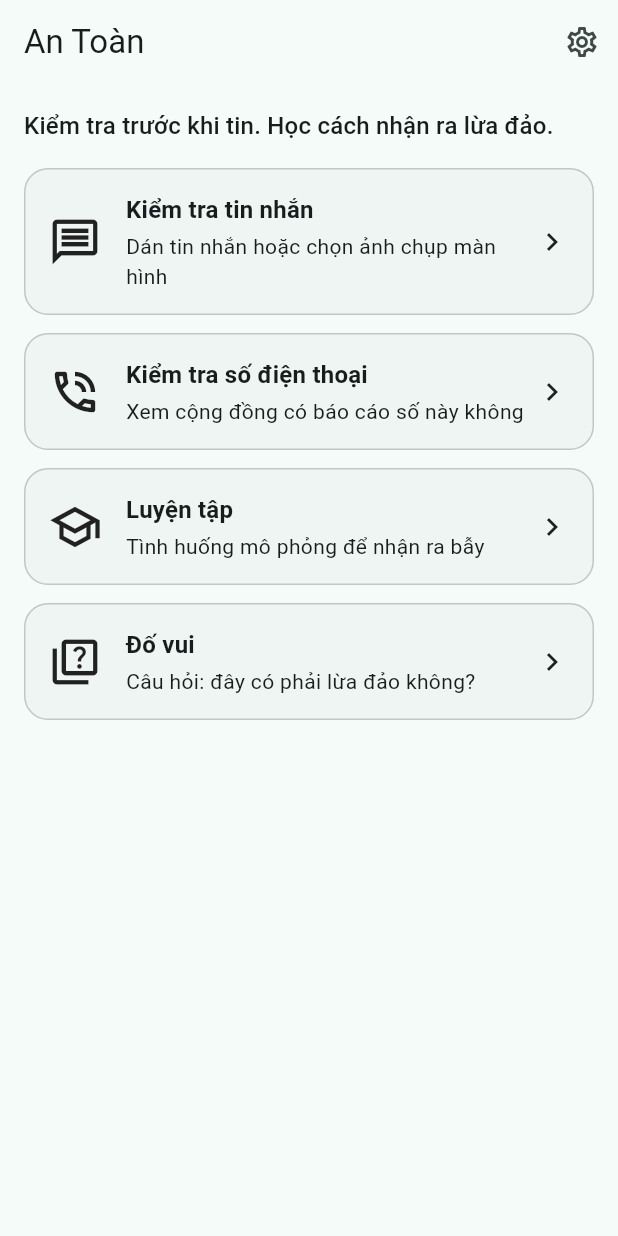
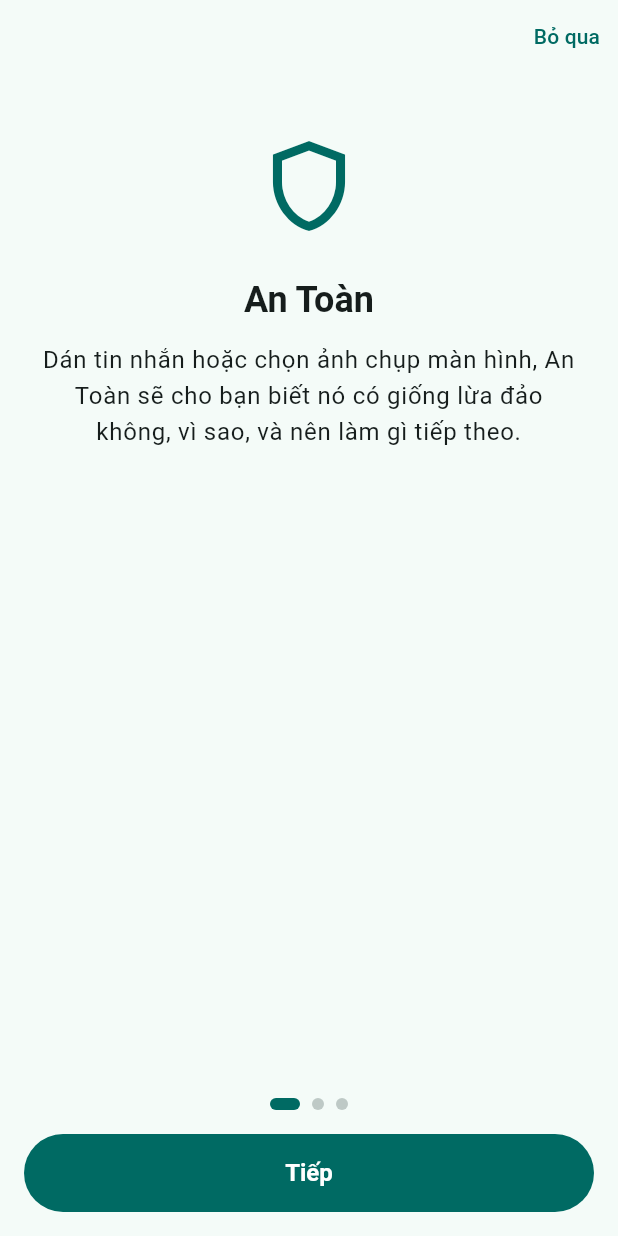
Before and after one commit to phuvo1304-alt/an-toan, a Flutter app: the screen it shows after launch, on a phone screen of 412 x 824 dp. Run offline on Flutter 3.47's test engine with Material 3 defaults, Android fonts, the phone set to English and light mode, and no system bars; our stand-ins replace flutter_riverpod, go_router, image_picker, shared_preferences.

Commit message:
Add onboarding (3 slides + router gate) and bilingual Privacy Policy page
- onboarding_provider.dart: Notifier<bool> persisted under
  "onboarding_complete" (same pattern as LocaleNotifier); main() reads the
  flag before the first frame and overrides the initial value
- Router moved into routerProvider with a redirect that sends every
  navigation to /onboarding until it is complete (guards web reloads and
  direct URLs), and back to / once it is
- onboarding_screen.dart: welcome, language (same SegmentedButton as
  Settings), privacy note + Get started (context.go). Skip jumps to the
  privacy slide, never past it
- docs/privacy-policy/index.html for GitHub Pages; Settings links to it via
  url_launcher (new dependency)
- Tests: onboarding_test.dart; quiz/phone widget tests now seed
  onboarding_complete=true so they start on Home

Co-Authored-By: Claude Opus 5.5 <noreply@anthropic.com>

```diff
--- a/lib/app/app.dart
+++ b/lib/app/app.dart
@@ -26,7 +26,7 @@ class AnToanApp extends ConsumerWidget {
         GlobalWidgetsLocalizations.delegate,
         GlobalCupertinoLocalizations.delegate,
       ],
-      routerConfig: appRouter,
+      routerConfig: ref.watch(routerProvider),
     );
   }
 }
--- a/lib/app/router.dart
+++ b/lib/app/router.dart
@@ -1,6 +1,10 @@
+import 'package:flutter/foundation.dart';
+import 'package:flutter_riverpod/flutter_riverpod.dart';
 import 'package:go_router/go_router.dart';
 
+import '../core/onboarding_provider.dart';
 import '../features/home/home_screen.dart';
+import '../features/onboarding/onboarding_screen.dart';
 import '../features/phone_checker/phone_checker_screen.dart';
 import '../features/quiz/quiz_screen.dart';
 import '../features/scam_checker/scam_checker_screen.dart';
@@ -8,9 +12,29 @@ import '../features/scam_checker/scam_result.dart';
 import '../features/scam_checker/result_screen.dart';
 import '../features/settings/settings_screen.dart';
 
-final appRouter = GoRouter(
+/// The app's router. It lives in a provider so its redirect can read the
+/// onboarding flag. Built once: the redirect reads the flag through a
+/// ValueNotifier, and refreshListenable re-runs the redirect when it changes.
+final routerProvider = Provider<GoRouter>((ref) {
+  final onboardingDone = ValueNotifier<bool>(ref.read(onboardingProvider));
+  ref.listen<bool>(onboardingProvider, (_, next) => onboardingDone.value = next);
+
+  final router = GoRouter(
+    refreshListenable: onboardingDone,
+    // Runs on EVERY navigation, including a web reload or a typed URL, so
+    // nobody can skip onboarding by going straight to "/".
+    redirect: (context, state) {
+      final atOnboarding = state.uri.path == '/onboarding';
+      if (!onboardingDone.value && !atOnboarding) return '/onboarding';
+      if (onboardingDone.value && atOnboarding) return '/';
+      return null;
+    },
     routes: [
       GoRoute(path: '/', builder: (context, state) => const HomeScreen()),
+      GoRoute(
+        path: '/onboarding',
+        builder: (context, state) => const OnboardingScreen(),
+      ),
       GoRoute(
         path: '/check',
         builder: (context, state) => const ScamCheckerScreen(),
@@ -36,3 +60,10 @@ final appRouter = GoRouter(
       ),
     ],
   );
+
+  ref.onDispose(() {
+    router.dispose();
+    onboardingDone.dispose();
+  });
+  return router;
+});
--- /dev/null
+++ b/lib/features/onboarding/onboarding_screen.dart
@@ -0,0 +1,204 @@
+import 'package:flutter/material.dart';
+import 'package:flutter_riverpod/flutter_riverpod.dart';
+import 'package:go_router/go_router.dart';
+
+import '../../core/locale_provider.dart';
+import '../../core/onboarding_provider.dart';
+import '../../l10n/app_localizations.dart';
+
+/// First-run slides: 1) what the app is, 2) language, 3) privacy note.
+/// "Skip" jumps to the privacy slide (it never skips it): users must see that
+/// their content is sent to an AI service before they start.
+class OnboardingScreen extends ConsumerStatefulWidget {
+  const OnboardingScreen({super.key});
+
+  @override
+  ConsumerState<OnboardingScreen> createState() => _OnboardingScreenState();
+}
+
+class _OnboardingScreenState extends ConsumerState<OnboardingScreen> {
+  static const _pageCount = 3;
+  final _pages = PageController();
+  int _page = 0;
+
+  @override
+  void dispose() {
+    _pages.dispose();
+    super.dispose();
+  }
+
+  void _goTo(int page) {
+    _pages.animateToPage(page,
+        duration: const Duration(milliseconds: 300), curve: Curves.easeOut);
+  }
+
+  Future<void> _finish() async {
+    await ref.read(onboardingProvider.notifier).markComplete();
+    // go = replace the whole stack, so Back cannot return to onboarding.
+    if (mounted) context.go('/');
+  }
+
+  @override
+  Widget build(BuildContext context) {
+    final t = AppLocalizations.of(context)!;
+    final isLast = _page == _pageCount - 1;
+
+    return Scaffold(
+      body: SafeArea(
+        child: Column(
+          children: [
+            Align(
+              alignment: Alignment.centerRight,
+              child: Visibility(
+                visible: !isLast,
+                maintainSize: true,
+                maintainAnimation: true,
+                maintainState: true,
+                child: TextButton(
+                  onPressed: () => _goTo(_pageCount - 1),
+                  child: Text(t.onboardingSkip),
+                ),
+              ),
+            ),
+            Expanded(
+              child: PageView(
+                controller: _pages,
+                onPageChanged: (p) => setState(() => _page = p),
+                children: const [
+                  _WelcomeSlide(),
+                  _LanguageSlide(),
+                  _PrivacySlide(),
+                ],
+              ),
+            ),
+            _Dots(count: _pageCount, current: _page),
+            Padding(
+              padding: const EdgeInsets.all(16),
+              child: SizedBox(
+                width: double.infinity,
+                child: FilledButton(
+                  onPressed: isLast ? _finish : () => _goTo(_page + 1),
+                  child: Text(isLast ? t.onboardingGetStarted : t.onboardingNext),
+                ),
+              ),
+            ),
+          ],
+        ),
+      ),
+    );
+  }
+}
+
+/// Shared layout: big icon, title, body text, optional extra widget.
+class _Slide extends StatelessWidget {
+  final IconData icon;
+  final String title;
+  final String body;
+  final Widget? extra;
+
+  const _Slide({required this.icon, required this.title, required this.body, this.extra});
+
+  @override
+  Widget build(BuildContext context) {
+    final textTheme = Theme.of(context).textTheme;
+    return SingleChildScrollView(
+      padding: const EdgeInsets.symmetric(horizontal: 24, vertical: 16),
+      child: Column(
+        children: [
+          const SizedBox(height: 24),
+          Icon(icon, size: 72, color: Theme.of(context).colorScheme.primary),
+          const SizedBox(height: 24),
+          Text(title,
+              textAlign: TextAlign.center,
+              style: textTheme.headlineSmall?.copyWith(fontWeight: FontWeight.bold)),
+          const SizedBox(height: 12),
+          Text(body, textAlign: TextAlign.center, style: textTheme.bodyLarge),
+          if (extra != null) ...[const SizedBox(height: 24), extra!],
+        ],
+      ),
+    );
+  }
+}
+
+class _WelcomeSlide extends StatelessWidget {
+  const _WelcomeSlide();
+
+  @override
+  Widget build(BuildContext context) {
+    final t = AppLocalizations.of(context)!;
+    return _Slide(
+      icon: Icons.shield_outlined,
+      title: t.appName,
+      body: t.onboardingWelcomeBody,
+    );
+  }
+}
+
+class _LanguageSlide extends ConsumerWidget {
+  const _LanguageSlide();
+
+  @override
+  Widget build(BuildContext context, WidgetRef ref) {
+    final t = AppLocalizations.of(context)!;
+    final locale = ref.watch(localeProvider);
+    return _Slide(
+      icon: Icons.translate,
+      title: t.onboardingLanguageTitle,
+      body: t.onboardingLanguageBody,
+      // Same control as in Settings.
+      extra: SegmentedButton<String>(
+        segments: [
+          ButtonSegment(value: 'vi', label: Text(t.languageVi)),
+          ButtonSegment(value: 'en', label: Text(t.languageEn)),
+        ],
+        selected: {locale.languageCode},
+        onSelectionChanged: (s) =>
+            ref.read(localeProvider.notifier).setLanguage(s.first),
+      ),
+    );
+  }
+}
+
+class _PrivacySlide extends StatelessWidget {
+  const _PrivacySlide();
+
+  @override
+  Widget build(BuildContext context) {
+    final t = AppLocalizations.of(context)!;
+    return _Slide(
+      icon: Icons.privacy_tip_outlined,
+      title: t.onboardingPrivacyTitle,
+      body: t.onboardingPrivacyBody,
+    );
+  }
+}
+
+class _Dots extends StatelessWidget {
+  final int count;
+  final int current;
+  const _Dots({required this.count, required this.current});
+
+  @override
+  Widget build(BuildContext context) {
+    final scheme = Theme.of(context).colorScheme;
+    return Semantics(
+      label: '${current + 1}/$count',
+      child: Row(
+        mainAxisAlignment: MainAxisAlignment.center,
+        children: [
+          for (var i = 0; i < count; i++)
+            AnimatedContainer(
+              duration: const Duration(milliseconds: 200),
+              margin: const EdgeInsets.symmetric(horizontal: 4),
+              width: i == current ? 20 : 8,
+              height: 8,
+              decoration: BoxDecoration(
+                color: i == current ? scheme.primary : scheme.outlineVariant,
+                borderRadius: BorderRadius.circular(4),
+              ),
+            ),
+        ],
+      ),
+    );
+  }
+}
--- a/lib/l10n/app_localizations.dart
+++ b/lib/l10n/app_localizations.dart
@@ -697,6 +697,66 @@ abstract class AppLocalizations {
   /// In vi, this message translates to:
   /// **'Khác'**
   String get phoneCatOther;
+
+  /// No description provided for @onboardingWelcomeBody.
+  ///
+  /// In vi, this message translates to:
+  /// **'Dán tin nhắn hoặc chọn ảnh chụp màn hình, An Toàn sẽ cho bạn biết nó có giống lừa đảo không, vì sao, và nên làm gì tiếp theo.'**
+  String get onboardingWelcomeBody;
+
+  /// No description provided for @onboardingLanguageTitle.
+  ///
+  /// In vi, this message translates to:
+  /// **'Chọn ngôn ngữ'**
+  String get onboardingLanguageTitle;
+
+  /// No description provided for @onboardingLanguageBody.
+  ///
+  /// In vi, this message translates to:
+  /// **'Bạn có thể đổi lại bất cứ lúc nào trong phần Cài đặt.'**
+  String get onboardingLanguageBody;
+
+  /// No description provided for @onboardingPrivacyTitle.
+  ///
+  /// In vi, this message translates to:
+  /// **'Quyền riêng tư của bạn'**
+  String get onboardingPrivacyTitle;
+
+  /// No description provided for @onboardingPrivacyBody.
+  ///
+  /// In vi, this message translates to:
+  /// **'Nội dung bạn gửi để kiểm tra sẽ được chuyển đến một dịch vụ AI để phân tích. Kết quả do AI tạo ra và có thể sai. Ứng dụng không cần đăng nhập và không thu thập thông tin cá nhân. Đừng gửi mật khẩu, mã OTP hay thông tin ngân hàng.'**
+  String get onboardingPrivacyBody;
+
+  /// No description provided for @onboardingSkip.
+  ///
+  /// In vi, this message translates to:
+  /// **'Bỏ qua'**
+  String get onboardingSkip;
+
+  /// No description provided for @onboardingNext.
+  ///
+  /// In vi, this message translates to:
+  /// **'Tiếp'**
+  String get onboardingNext;
+
+  /// No description provided for @onboardingGetStarted.
+  ///
+  /// In vi, this message translates to:
+  /// **'Bắt đầu sử dụng'**
+  String get onboardingGetStarted;
+
+  /// No description provided for @privacyPolicy.
+  ///
+  /// In vi, this message translates to:
+  /// **'Chính sách quyền riêng tư'**
+  String get privacyPolicy;
+
+  /// No description provided for @privacyPolicyOpenError.
+  ///
+  /// In vi, this message translates to:
+  /// **'Không mở được trang. Bạn có thể tự mở: {url}'**
+  String privacyPolicyOpenError(String url);
 }
 
 class _AppLocalizationsDelegate
--- a/lib/l10n/app_localizations_vi.dart
+++ b/lib/l10n/app_localizations_vi.dart
@@ -348,4 +348,39 @@ class AppLocalizationsVi extends AppLocalizations {
 
   @override
   String get phoneCatOther => 'Khác';
+
+  @override
+  String get onboardingWelcomeBody =>
+      'Dán tin nhắn hoặc chọn ảnh chụp màn hình, An Toàn sẽ cho bạn biết nó có giống lừa đảo không, vì sao, và nên làm gì tiếp theo.';
+
+  @override
+  String get onboardingLanguageTitle => 'Chọn ngôn ngữ';
+
+  @override
+  String get onboardingLanguageBody =>
+      'Bạn có thể đổi lại bất cứ lúc nào trong phần Cài đặt.';
+
+  @override
+  String get onboardingPrivacyTitle => 'Quyền riêng tư của bạn';
+
+  @override
+  String get onboardingPrivacyBody =>
+      'Nội dung bạn gửi để kiểm tra sẽ được chuyển đến một dịch vụ AI để phân tích. Kết quả do AI tạo ra và có thể sai. Ứng dụng không cần đăng nhập và không thu thập thông tin cá nhân. Đừng gửi mật khẩu, mã OTP hay thông tin ngân hàng.';
+
+  @override
+  String get onboardingSkip => 'Bỏ qua';
+
+  @override
+  String get onboardingNext => 'Tiếp';
+
+  @override
+  String get onboardingGetStarted => 'Bắt đầu sử dụng';
+
+  @override
+  String get privacyPolicy => 'Chính sách quyền riêng tư';
+
+  @override
+  String privacyPolicyOpenError(String url) {
+    return 'Không mở được trang. Bạn có thể tự mở: $url';
+  }
 }
--- a/lib/l10n/app_vi.arb
+++ b/lib/l10n/app_vi.arb
@@ -174,5 +174,22 @@
   "phoneCatLoan": "Vay tiền",
   "phoneCatShopping": "Mua bán, giao hàng",
   "phoneCatSpam": "Quảng cáo, làm phiền",
-  "phoneCatOther": "Khác"
+  "phoneCatOther": "Khác",
+  "onboardingWelcomeBody": "Dán tin nhắn hoặc chọn ảnh chụp màn hình, An Toàn sẽ cho bạn biết nó có giống lừa đảo không, vì sao, và nên làm gì tiếp theo.",
+  "onboardingLanguageTitle": "Chọn ngôn ngữ",
+  "onboardingLanguageBody": "Bạn có thể đổi lại bất cứ lúc nào trong phần Cài đặt.",
+  "onboardingPrivacyTitle": "Quyền riêng tư của bạn",
+  "onboardingPrivacyBody": "Nội dung bạn gửi để kiểm tra sẽ được chuyển đến một dịch vụ AI để phân tích. Kết quả do AI tạo ra và có thể sai. Ứng dụng không cần đăng nhập và không thu thập thông tin cá nhân. Đừng gửi mật khẩu, mã OTP hay thông tin ngân hàng.",
+  "onboardingSkip": "Bỏ qua",
+  "onboardingNext": "Tiếp",
+  "onboardingGetStarted": "Bắt đầu sử dụng",
+  "privacyPolicy": "Chính sách quyền riêng tư",
+  "privacyPolicyOpenError": "Không mở được trang. Bạn có thể tự mở: {url}",
+  "@privacyPolicyOpenError": {
+    "placeholders": {
+      "url": {
+        "type": "String"
+      }
+    }
+  }
 }
--- a/pubspec.yaml
+++ b/pubspec.yaml
@@ -42,6 +42,7 @@ dependencies:
   flutter_localizations:
     sdk: flutter
   intl: any
+  url_launcher: ^6.3.3
 
 dev_dependencies:
   flutter_test:
```
Also changed, not shown: lib/core/onboarding_provider.dart (added, +38 -0 lines), lib/features/settings/settings_screen.dart (+30 -1 lines), lib/l10n/app_en.arb (+11 -1 lines), lib/l10n/app_localizations_en.dart (+35 -0 lines), lib/main.dart (+15 -2 lines), pubspec.lock, 5 other files. Lines whose indentation alone changed are shown as unchanged.
